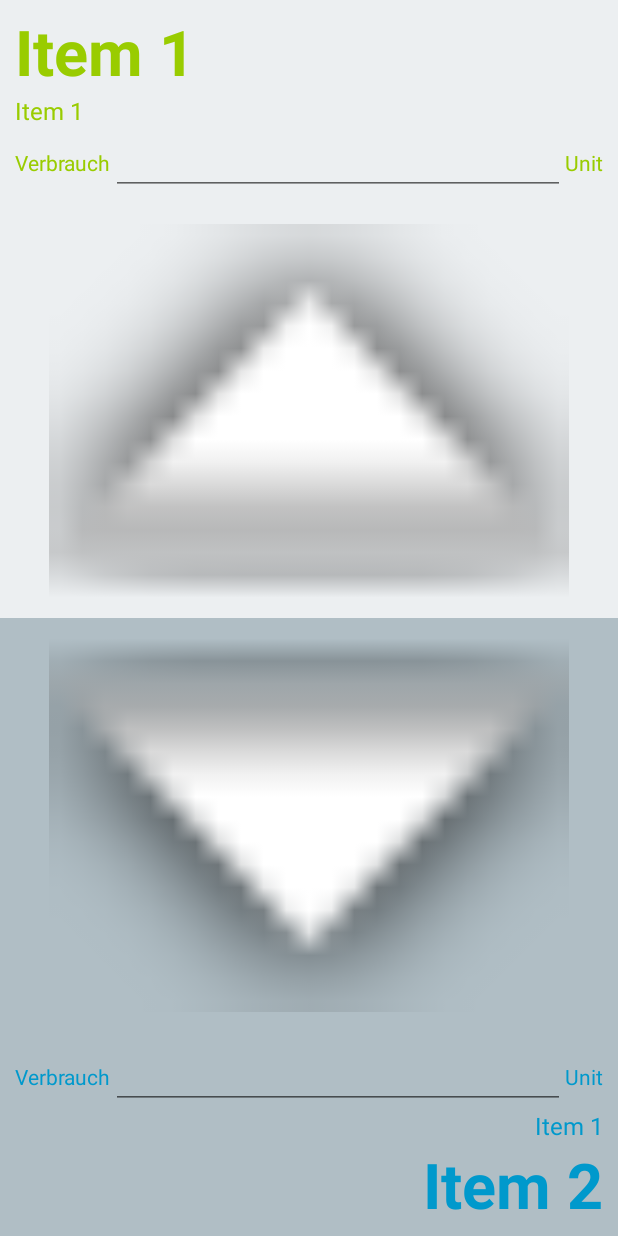
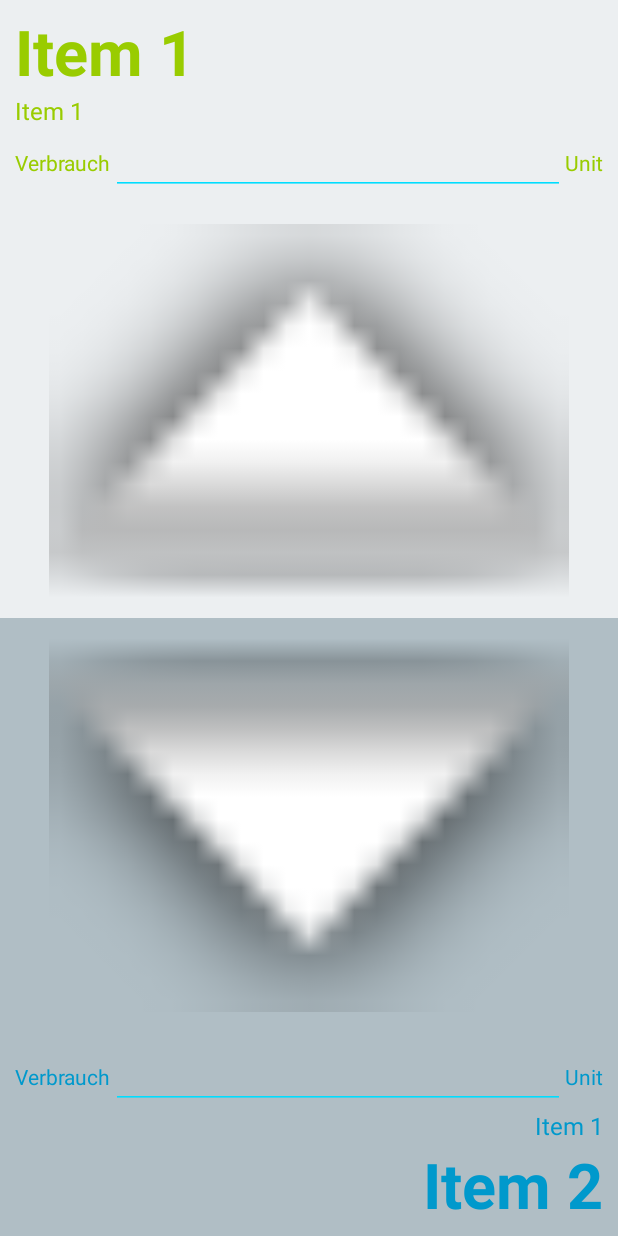
Before and after one commit to dominikkv/hQ-h17, an Android app: the layout content_act_compare.xml on its own in the app's theme, with its tools: preview values and no code run, on a phone screen of 412 x 824 dp. Run offline under Robolectric (Android 15) with nearby library versions, the phone set to English and light mode, and no system bars.

Commit message:
Changed accent color of TextEdits, removed 3 dots menu

```diff
--- a/Qonverter/app/src/main/java/eu/highq/qonverter/ActCompare.java
+++ b/Qonverter/app/src/main/java/eu/highq/qonverter/ActCompare.java
@@ -183,7 +183,7 @@ public class ActCompare extends AppCompatActivity {
         }
     }
 
-    @Override
+   /* @Override
     public boolean onCreateOptionsMenu(Menu menu) {
         // Inflate the menu; this adds items to the action bar if it is present.
         getMenuInflater().inflate(R.menu.menu_act_compare, menu);
@@ -205,7 +205,7 @@ public class ActCompare extends AppCompatActivity {
 
         return super.onOptionsItemSelected(item);
     }
-
+        */
     private void setItem(CompareItem item, int index) {
         if ((index < 0) || (index >= this.items.size())) {
             throw new IllegalArgumentException("Index out of bounds");
--- a/Qonverter/app/src/main/res/layout/content_act_compare.xml
+++ b/Qonverter/app/src/main/res/layout/content_act_compare.xml
@@ -91,6 +91,8 @@
                             android:layout_height="wrap_content"
                             android:gravity="center"
                             android:inputType="numberDecimal"
+                            android:backgroundTint="@android:color/holo_blue_bright"
+                            android:textCursorDrawable="@android:color/holo_blue_dark"
                             android:layout_weight="1"/>
 
                         <TextView
@@ -198,6 +200,8 @@
                             android:layout_height="wrap_content"
                             android:gravity="center"
                             android:inputType="numberDecimal"
+                            android:backgroundTint="@android:color/holo_blue_bright"
+                            android:textCursorDrawable="@android:color/holo_blue_dark"
                             android:layout_weight="1"/>
 
                         <TextView
--- a/Qonverter/app/src/main/res/layout/content_item_selection.xml
+++ b/Qonverter/app/src/main/res/layout/content_item_selection.xml
@@ -23,6 +23,9 @@
             android:layout_width="match_parent"
             android:layout_height="wrap_content"
             android:hint="@string/item_selection_searchbar_hint"
+            android:backgroundTint="@android:color/holo_blue_bright"
+            android:textCursorDrawable="@android:color/holo_blue_dark"
+
             android:inputType="text" />
 
         <!-- List View -->
```
